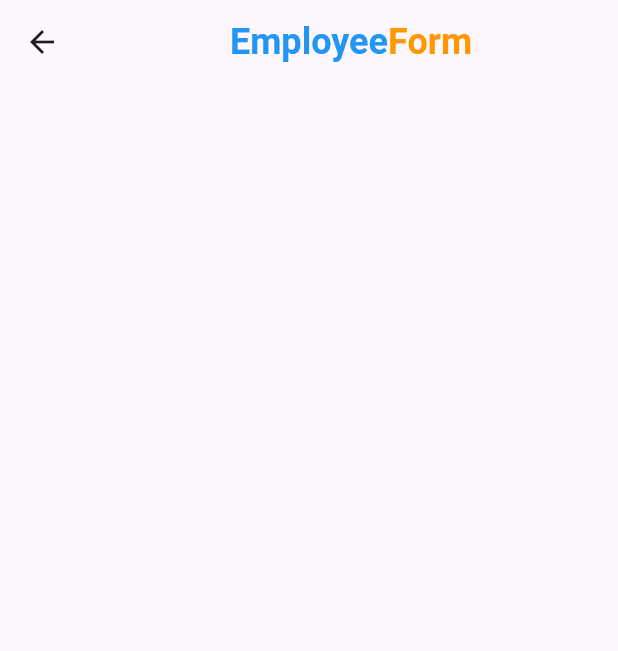
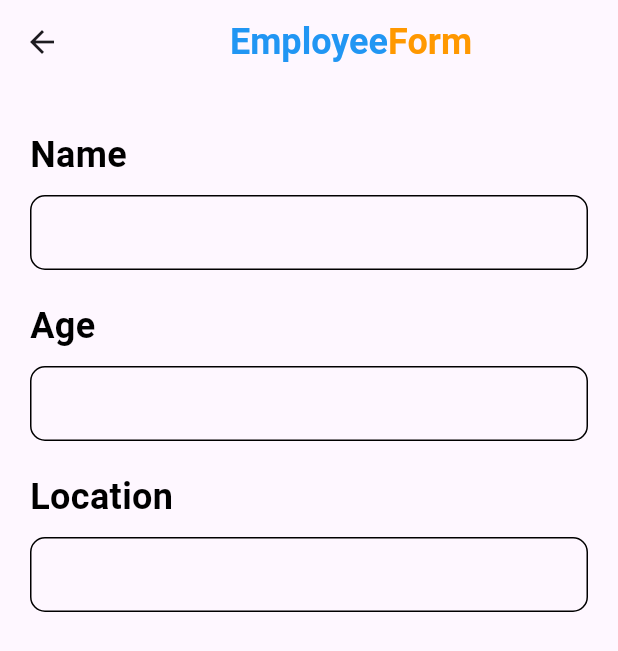
Before and after one commit to IwanPWK/flutter_firebase_crud, a Flutter app: the Employee screen opened directly, on a phone screen of 412 x 824 dp. Shown: the top 651 px of the screen. Run offline on Flutter 3.47's test engine with Material 3 defaults, Android fonts, the phone set to English and light mode, and no system bars.

Commit message:
Form Widget

```diff
--- a/lib/pages/employee.dart
+++ b/lib/pages/employee.dart
@@ -1,5 +1,7 @@
 import 'package:flutter/material.dart';
 import 'package:flutter_firebase_crud/pages/widgets/app_bar_widget.dart';
+
+import 'widgets/form_widget.dart';
 
 class Employee extends StatefulWidget {
   const Employee({super.key});
@@ -13,7 +15,17 @@ class _EmployeeState extends State<Employee> {
   Widget build(BuildContext context) {
     return Scaffold(
       appBar: AppBarWidget.appBarWidget(title: 'Employee', subTitle: 'Form'),
-      body: Container(),
+      body: Container(
+          // color: Colors.orange,
+          margin: const EdgeInsets.only(left: 20.0, top: 30.0, right: 20.0),
+          child: const Column(
+            // crossAxisAlignment: CrossAxisAlignment.start,
+            children: [
+              FormWidget(title: 'Name'),
+              FormWidget(title: 'Age'),
+              FormWidget(title: 'Location'),
+            ],
+          )),
     );
   }
 }
--- /dev/null
+++ b/lib/pages/widgets/form_widget.dart
@@ -0,0 +1,40 @@
+import 'package:flutter/material.dart';
+
+class FormWidget extends StatelessWidget {
+  final String title;
+  const FormWidget({
+    super.key,
+    required this.title,
+  });
+
+  @override
+  Widget build(BuildContext context) {
+    return Column(
+      crossAxisAlignment: CrossAxisAlignment.start,
+      children: [
+        Text(
+          title,
+          style: const TextStyle(color: Colors.black, fontSize: 24.0, fontWeight: FontWeight.bold),
+        ),
+        const SizedBox(
+          height: 10.0,
+        ),
+        Container(
+          padding: const EdgeInsets.only(left: 10.0),
+          decoration: BoxDecoration(
+            border: Border.all(),
+            borderRadius: BorderRadius.circular(10.0),
+          ),
+          child: const TextField(
+            decoration: InputDecoration(
+              border: InputBorder.none,
+            ),
+          ),
+        ),
+        const SizedBox(
+          height: 20.0,
+        ),
+      ],
+    );
+  }
+}
```
